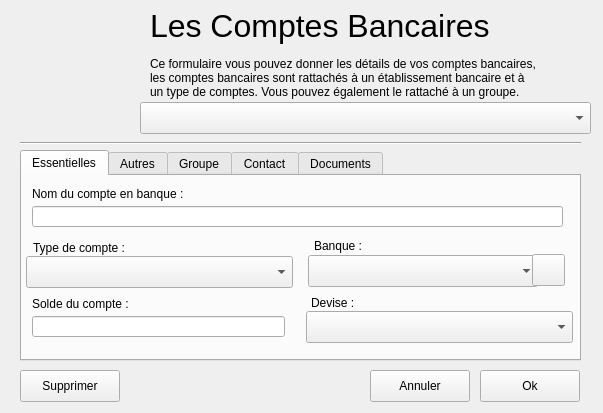
Before: the Qt Designer form ui/winAccount.ui in ICyam-dev/ICyamBank, drawn with Qt 5.
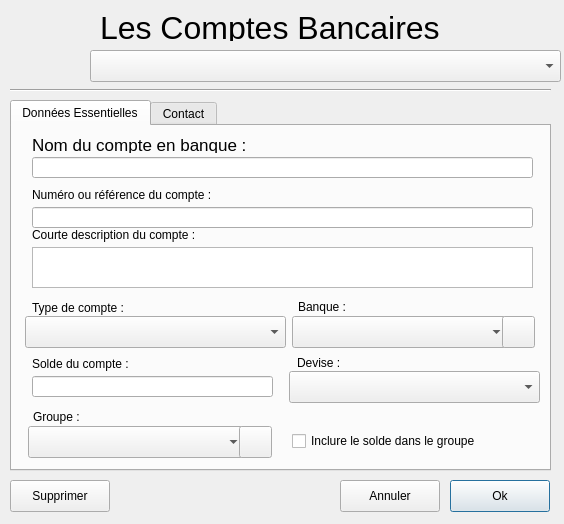
After: the same form once the commit is applied. The open tabs and pages were chosen to show the change. Icons and pictures are not drawn.

Commit message:
Traitement des données de base
- Mise en place de la gestion de bdd en utilisateurs et dossier multiple.
- Mise en place des création/modification/suppressime des comptes, banque, et groupe

Patch:
```diff
--- a/ui/winAccount.ui
+++ b/ui/winAccount.ui
@@ -6,10 +6,18 @@
    <rect>
     <x>0</x>
     <y>0</y>
-    <width>603</width>
-    <height>413</height>
+    <width>564</width>
+    <height>524</height>
    </rect>
   </property>
+  <property name="font">
+   <font>
+    <family>Arial</family>
+   </font>
+  </property>
+  <property name="focusPolicy">
+   <enum>Qt::FocusPolicy::TabFocus</enum>
+  </property>
   <property name="windowTitle">
    <string>Les Comptes Bancaires</string>
   </property>
@@ -18,8 +26,8 @@
     <rect>
      <x>10</x>
      <y>10</y>
-     <width>128</width>
-     <height>128</height>
+     <width>64</width>
+     <height>64</height>
     </rect>
    </property>
    <property name="text">
@@ -32,14 +40,14 @@
   <widget class="QLabel" name="labelTitle">
    <property name="geometry">
     <rect>
-     <x>150</x>
-     <y>8</y>
+     <x>100</x>
+     <y>10</y>
      <width>441</width>
-     <height>91</height>
+     <height>31</height>
     </rect>
    </property>
    <property name="text">
-    <string>&lt;html&gt;&lt;head/&gt;&lt;body&gt;&lt;p&gt;&lt;span style=&quot; font-size:24pt;&quot;&gt;Les Comptes Bancaires&lt;/span&gt;&lt;/p&gt;&lt;p&gt;Ce formulaire vous pouvez donner les détails de vos comptes bancaires, &lt;br/&gt;les comptes bancaires sont rattachés à un établissement bancaire et à&lt;br/&gt;un type de comptes. Vous pouvez également le rattaché à un groupe.&lt;/p&gt;&lt;/body&gt;&lt;/html&gt;</string>
+    <string>&lt;html&gt;&lt;head/&gt;&lt;body&gt;&lt;p&gt;&lt;span style=&quot; font-size:24pt;&quot;&gt;Les Comptes Bancaires&lt;/span&gt;&lt;/p&gt;&lt;/body&gt;&lt;/html&gt;</string>
    </property>
    <property name="alignment">
     <set>Qt::AlignmentFlag::AlignLeading|Qt::AlignmentFlag::AlignLeft|Qt::AlignmentFlag::AlignTop</set>
@@ -48,9 +56,9 @@
   <widget class="QComboBox" name="comboBoxAccount">
    <property name="geometry">
     <rect>
-     <x>140</x>
-     <y>102</y>
-     <width>451</width>
+     <x>90</x>
+     <y>50</y>
+     <width>471</width>
      <height>32</height>
     </rect>
    </property>
@@ -58,9 +66,9 @@
   <widget class="Line" name="line">
    <property name="geometry">
     <rect>
-     <x>20</x>
-     <y>133</y>
-     <width>561</width>
+     <x>10</x>
+     <y>80</y>
+     <width>541</width>
      <height>20</height>
     </rect>
    </property>
@@ -68,139 +76,66 @@
     <enum>Qt::Orientation::Horizontal</enum>
    </property>
   </widget>
-  <widget class="QTabWidget" name="tabWidget">
+  <widget class="QPushButton" name="pushBtnOk">
    <property name="geometry">
     <rect>
-     <x>20</x>
-     <y>150</y>
-     <width>561</width>
-     <height>211</height>
+     <x>450</x>
+     <y>480</y>
+     <width>100</width>
+     <height>32</height>
+    </rect>
+   </property>
+   <property name="text">
+    <string>Ok</string>
+   </property>
+  </widget>
+  <widget class="QPushButton" name="pushBtnCancel">
+   <property name="geometry">
+    <rect>
+     <x>340</x>
+     <y>480</y>
+     <width>100</width>
+     <height>32</height>
+    </rect>
+   </property>
+   <property name="text">
+    <string>Annuler</string>
+   </property>
+  </widget>
+  <widget class="QPushButton" name="pushBtnSupp">
+   <property name="geometry">
+    <rect>
+     <x>10</x>
+     <y>480</y>
+     <width>100</width>
+     <height>32</height>
+    </rect>
+   </property>
+   <property name="text">
+    <string>Supprimer</string>
+   </property>
+  </widget>
+  <widget class="QTabWidget" name="tabWidgetAccount">
+   <property name="geometry">
+    <rect>
+     <x>10</x>
+     <y>100</y>
+     <width>541</width>
+     <height>371</height>
     </rect>
    </property>
    <property name="currentIndex">
     <number>4</number>
    </property>
-   <widget class="QWidget" name="tabAccountAdmin">
+   <widget class="QWidget" name="tabEssentialAccount">
     <attribute name="title">
-     <string>Essentielles</string>
+     <string>Données Essentielles</string>
     </attribute>
-    <widget class="QLineEdit" name="lineEditAccountName">
-     <property name="geometry">
-      <rect>
-       <x>10</x>
-       <y>30</y>
-       <width>531</width>
-       <height>21</height>
-      </rect>
-     </property>
-    </widget>
-    <widget class="QLabel" name="labelName">
-     <property name="geometry">
-      <rect>
-       <x>10</x>
-       <y>10</y>
-       <width>251</width>
-       <height>16</height>
-      </rect>
-     </property>
-     <property name="text">
-      <string>Nom du compte en banque :</string>
-     </property>
-    </widget>
-    <widget class="QComboBox" name="comboBoxAccountType">
-     <property name="geometry">
-      <rect>
-       <x>4</x>
-       <y>80</y>
-       <width>267</width>
-       <height>32</height>
-      </rect>
-     </property>
-    </widget>
-    <widget class="QLabel" name="labelAccountType">
-     <property name="geometry">
-      <rect>
-       <x>11</x>
-       <y>64</y>
-       <width>207</width>
-       <height>16</height>
-      </rect>
-     </property>
-     <property name="text">
-      <string>Type de compte :</string>
-     </property>
-    </widget>
-    <widget class="QComboBox" name="comboBoxAccountBank">
-     <property name="geometry">
-      <rect>
-       <x>286</x>
-       <y>79</y>
-       <width>230</width>
-       <height>32</height>
-      </rect>
-     </property>
-    </widget>
-    <widget class="QLabel" name="labelAccountBank">
-     <property name="geometry">
-      <rect>
-       <x>292</x>
-       <y>62</y>
-       <width>201</width>
-       <height>16</height>
-      </rect>
-     </property>
-     <property name="text">
-      <string>Banque :</string>
-     </property>
-    </widget>
-    <widget class="QPushButton" name="pushBtnAddBank">
-     <property name="geometry">
-      <rect>
-       <x>510</x>
-       <y>78</y>
-       <width>33</width>
-       <height>32</height>
-      </rect>
-     </property>
-     <property name="text">
-      <string/>
-     </property>
-     <property name="icon">
-      <iconset resource="../ressources/ressources.qrc">
-       <normaloff>:/winPictures/add_16.png</normaloff>:/winPictures/add_16.png</iconset>
-     </property>
-     <property name="autoDefault">
-      <bool>false</bool>
-     </property>
-    </widget>
-    <widget class="QLabel" name="labelAccountBalance">
-     <property name="geometry">
-      <rect>
-       <x>10</x>
-       <y>120</y>
-       <width>207</width>
-       <height>16</height>
-      </rect>
-     </property>
-     <property name="text">
-      <string>Solde du compte :</string>
-     </property>
-    </widget>
-    <widget class="QLineEdit" name="lineEditBalance">
-     <property name="geometry">
-      <rect>
-       <x>10</x>
-       <y>140</y>
-       <width>253</width>
-       <height>21</height>
-      </rect>
-     </property>
-    </widget>
     <widget class="QLabel" name="labelAccountDevise">
      <property name="geometry">
       <rect>
-       <x>289</x>
-       <y>119</y>
+       <x>285</x>
+       <y>229</y>
        <width>207</width>
        <height>16</height>
       </rect>
@@ -209,49 +144,11 @@
       <string>Devise :</string>
      </property>
     </widget>
-    <widget class="QComboBox" name="comboBoxAccountDevise">
-     <property name="geometry">
-      <rect>
-       <x>284</x>
-       <y>135</y>
-       <width>267</width>
-       <height>32</height>
-      </rect>
-     </property>
-    </widget>
-   </widget>
-   <widget class="QWidget" name="tabAccountDocument">
-    <attribute name="title">
-     <string>Autres</string>
-    </attribute>
-    <widget class="QTextEdit" name="textEditDesc">
-     <property name="geometry">
-      <rect>
-       <x>10</x>
-       <y>80</y>
-       <width>531</width>
-       <height>91</height>
-      </rect>
-     </property>
-    </widget>
-    <widget class="QLabel" name="labelNumber">
-     <property name="geometry">
-      <rect>
-       <x>8</x>
-       <y>6</y>
-       <width>401</width>
-       <height>16</height>
-      </rect>
-     </property>
-     <property name="text">
-      <string>Numéro ou référence du compte :</string>
-     </property>
-    </widget>
     <widget class="QLabel" name="labelDesc">
      <property name="geometry">
       <rect>
-       <x>8</x>
-       <y>60</y>
+       <x>20</x>
+       <y>101</y>
        <width>401</width>
        <height>16</height>
       </rect>
@@ -263,76 +160,223 @@
     <widget class="QLineEdit" name="lineEditAccountNumber">
      <property name="geometry">
       <rect>
-       <x>8</x>
-       <y>26</y>
-       <width>535</width>
+       <x>20</x>
+       <y>81</y>
+       <width>501</width>
        <height>21</height>
       </rect>
-     </property>
-    </widget>
-   </widget>
-   <widget class="QWidget" name="tabAccountGroup">
-    <attribute name="title">
-     <string>Groupe</string>
-    </attribute>
-    <widget class="QPushButton" name="pushBtnAddGroup">
-     <property name="geometry">
-      <rect>
-       <x>503</x>
-       <y>30</y>
-       <width>41</width>
-       <height>32</height>
-      </rect>
-     </property>
-     <property name="text">
-      <string/>
-     </property>
-     <property name="icon">
-      <iconset resource="../ressources/ressources.qrc">
-       <normaloff>:/winPictures/add_16.png</normaloff>:/winPictures/add_16.png</iconset>
-     </property>
-     <property name="autoDefault">
-      <bool>false</bool>
      </property>
     </widget>
     <widget class="QLabel" name="labelAccountGroup">
      <property name="geometry">
       <rect>
-       <x>16</x>
-       <y>14</y>
+       <x>21</x>
+       <y>283</y>
        <width>201</width>
        <height>16</height>
       </rect>
      </property>
      <property name="text">
-      <string>Groupe Utilisateur :</string>
+      <string>Groupe :</string>
+     </property>
+    </widget>
+    <widget class="QLabel" name="labelAccountType">
+     <property name="geometry">
+      <rect>
+       <x>20</x>
+       <y>174</y>
+       <width>207</width>
+       <height>16</height>
+      </rect>
+     </property>
+     <property name="text">
+      <string>Type de compte :</string>
      </property>
     </widget>
     <widget class="QComboBox" name="comboBoxAccountGroup">
      <property name="geometry">
       <rect>
-       <x>10</x>
+       <x>16</x>
+       <y>300</y>
+       <width>217</width>
+       <height>32</height>
+      </rect>
+     </property>
+    </widget>
+    <widget class="QLabel" name="labelNumber">
+     <property name="geometry">
+      <rect>
+       <x>20</x>
+       <y>61</y>
+       <width>401</width>
+       <height>16</height>
+      </rect>
+     </property>
+     <property name="text">
+      <string>Numéro ou référence du compte :</string>
+     </property>
+    </widget>
+    <widget class="QLabel" name="labelAccountBank">
+     <property name="geometry">
+      <rect>
+       <x>286</x>
+       <y>173</y>
+       <width>201</width>
+       <height>16</height>
+      </rect>
+     </property>
+     <property name="text">
+      <string>Banque :</string>
+     </property>
+    </widget>
+    <widget class="QLineEdit" name="lineEditBalance">
+     <property name="geometry">
+      <rect>
+       <x>20</x>
+       <y>250</y>
+       <width>241</width>
+       <height>21</height>
+      </rect>
+     </property>
+    </widget>
+    <widget class="QComboBox" name="comboBoxAccountBank">
+     <property name="geometry">
+      <rect>
+       <x>280</x>
+       <y>190</y>
+       <width>216</width>
+       <height>32</height>
+      </rect>
+     </property>
+    </widget>
+    <widget class="QLineEdit" name="lineEditAccountName">
+     <property name="geometry">
+      <rect>
+       <x>20</x>
        <y>31</y>
        <width>501</width>
+       <height>21</height>
+      </rect>
+     </property>
+    </widget>
+    <widget class="QComboBox" name="comboBoxAccountDevise">
+     <property name="geometry">
+      <rect>
+       <x>277</x>
+       <y>245</y>
+       <width>251</width>
        <height>32</height>
       </rect>
      </property>
     </widget>
-    <widget class="QCheckBox" name="checkBoxBalanceGroup">
+    <widget class="QPushButton" name="pushBtnAddBank">
      <property name="geometry">
       <rect>
-       <x>14</x>
-       <y>80</y>
-       <width>531</width>
+       <x>490</x>
+       <y>190</y>
+       <width>33</width>
+       <height>32</height>
+      </rect>
+     </property>
+     <property name="text">
+      <string/>
+     </property>
+     <property name="icon">
+      <iconset resource="../ressources/ressources.qrc">
+       <normaloff>:/winPictures/add_16.png</normaloff>:/winPictures/add_16.png</iconset>
+     </property>
+     <property name="autoDefault">
+      <bool>false</bool>
+     </property>
+    </widget>
+    <widget class="QCheckBox" name="checkBoxIncludeBalanceGroup">
+     <property name="geometry">
+      <rect>
+       <x>280</x>
+       <y>305</y>
+       <width>241</width>
        <height>20</height>
       </rect>
      </property>
      <property name="text">
-      <string>Voulez vous que le solde du compte soit pris en compte dans le groupe ?</string>
+      <string>Inclure le solde dans le groupe</string>
+     </property>
+    </widget>
+    <widget class="QLabel" name="labelName">
+     <property name="geometry">
+      <rect>
+       <x>20</x>
+       <y>11</y>
+       <width>251</width>
+       <height>16</height>
+      </rect>
+     </property>
+     <property name="font">
+      <font>
+       <family>Arial</family>
+       <pointsize>13</pointsize>
+       <bold>false</bold>
+      </font>
+     </property>
+     <property name="text">
+      <string>Nom du compte en banque :</string>
+     </property>
+    </widget>
+    <widget class="QLabel" name="labelAccountBalance">
+     <property name="geometry">
+      <rect>
+       <x>20</x>
+       <y>230</y>
+       <width>207</width>
+       <height>16</height>
+      </rect>
+     </property>
+     <property name="text">
+      <string>Solde du compte :</string>
+     </property>
+    </widget>
+    <widget class="QPushButton" name="pushBtnAddGroup">
+     <property name="geometry">
+      <rect>
+       <x>227</x>
+       <y>300</y>
+       <width>33</width>
+       <height>32</height>
+      </rect>
+     </property>
+     <property name="text">
+      <string/>
+     </property>
+     <property name="icon">
+      <iconset resource="../ressources/ressources.qrc">
+       <normaloff>:/winPictures/add_16.png</normaloff>:/winPictures/add_16.png</iconset>
+     </property>
+     <property name="autoDefault">
+      <bool>false</bool>
+     </property>
+    </widget>
+    <widget class="QTextEdit" name="textEditDesc">
+     <property name="geometry">
+      <rect>
+       <x>20</x>
+       <y>121</y>
+       <width>501</width>
+       <height>41</height>
+      </rect>
+     </property>
+    </widget>
+    <widget class="QComboBox" name="comboBoxAccountType">
+     <property name="geometry">
+      <rect>
+       <x>13</x>
+       <y>190</y>
+       <width>261</width>
+       <height>32</height>
+      </rect>
      </property>
     </widget>
    </widget>
-   <widget class="QWidget" name="tabContact">
+   <widget class="QWidget" name="tabContactAccount">
     <attribute name="title">
      <string>Contact</string>
     </attribute>
@@ -406,97 +450,6 @@
      </property>
     </widget>
    </widget>
-   <widget class="QWidget" name="tabAccountDocument_2">
-    <attribute name="title">
-     <string>Documents</string>
-    </attribute>
-    <widget class="QListWidget" name="listAccountDoc">
-     <property name="geometry">
-      <rect>
-       <x>15</x>
-       <y>35</y>
-       <width>525</width>
-       <height>131</height>
-      </rect>
-     </property>
-    </widget>
-    <widget class="QPushButton" name="pushBtnAddDoc">
-     <property name="geometry">
-      <rect>
-       <x>16</x>
-       <y>10</y>
-       <width>41</width>
-       <height>32</height>
-      </rect>
-     </property>
-     <property name="text">
-      <string/>
-     </property>
-     <property name="icon">
-      <iconset resource="../ressources/ressources.qrc">
-       <normaloff>:/winPictures/add_16.png</normaloff>:/winPictures/add_16.png</iconset>
-     </property>
-     <property name="autoDefault">
-      <bool>false</bool>
-     </property>
-    </widget>
-    <widget class="QPushButton" name="pushBtnRenoveDoc">
-     <property name="geometry">
-      <rect>
-       <x>56</x>
-       <y>10</y>
-       <width>41</width>
-       <height>32</height>
-      </rect>
-     </property>
-     <property name="text">
-      <string/>
-     </property>
-     <property name="icon">
-      <iconset resource="../ressources/ressources.qrc">
-       <normaloff>:/winPictures/cross_16.png</normaloff>:/winPictures/cross_16.png</iconset>
-     </property>
-    </widget>
-   </widget>
-  </widget>
-  <widget class="QPushButton" name="pushBtnOk">
-   <property name="geometry">
-    <rect>
-     <x>480</x>
-     <y>370</y>
-     <width>100</width>
-     <height>32</height>
-    </rect>
-   </property>
-   <property name="text">
-    <string>Ok</string>
-   </property>
-  </widget>
-  <widget class="QPushButton" name="pushBtnCancel">
-   <property name="geometry">
-    <rect>
-     <x>370</x>
-     <y>370</y>
-     <width>100</width>
-     <height>32</height>
-    </rect>
-   </property>
-   <property name="text">
-    <string>Annuler</string>
-   </property>
-  </widget>
-  <widget class="QPushButton" name="pushBtnSupp">
-   <property name="geometry">
-    <rect>
-     <x>20</x>
-     <y>370</y>
-     <width>100</width>
-     <height>32</height>
-    </rect>
-   </property>
-   <property name="text">
-    <string>Supprimer</string>
-   </property>
   </widget>
  </widget>
  <resources>
```
Left out of the diff: 108 changed lines with no effect on the pictures. The commit also changes 51 other files.
